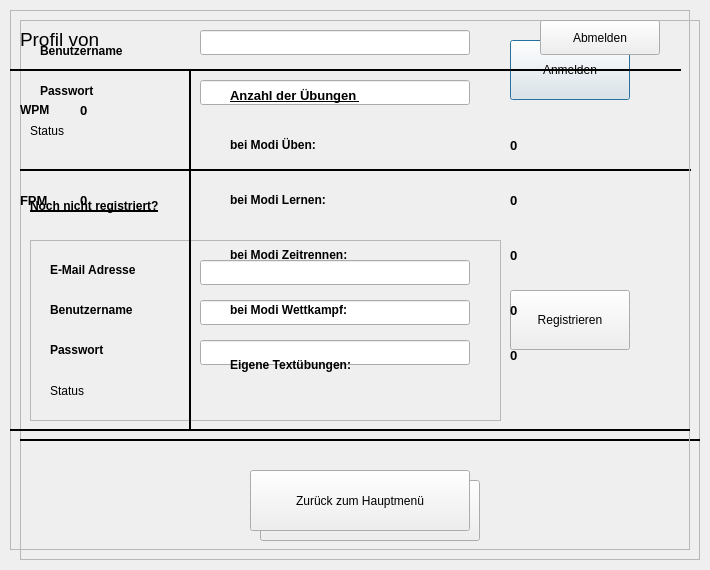
Old version of the form Typo_aktuelle_arbeitsversion/login.ui in the repository gaffli/typo.
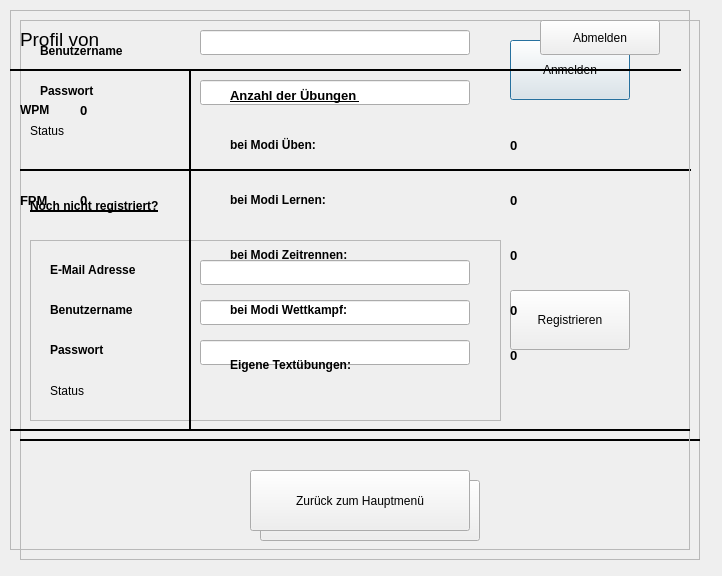
New version of the form.

Patch:
```diff
--- a/Typo_aktuelle_arbeitsversion/login.ui
+++ b/Typo_aktuelle_arbeitsversion/login.ui
@@ -6,8 +6,8 @@
    <rect>
     <x>0</x>
     <y>0</y>
-    <width>710</width>
-    <height>570</height>
+    <width>722</width>
+    <height>576</height>
    </rect>
   </property>
   <property name="windowTitle">
```
